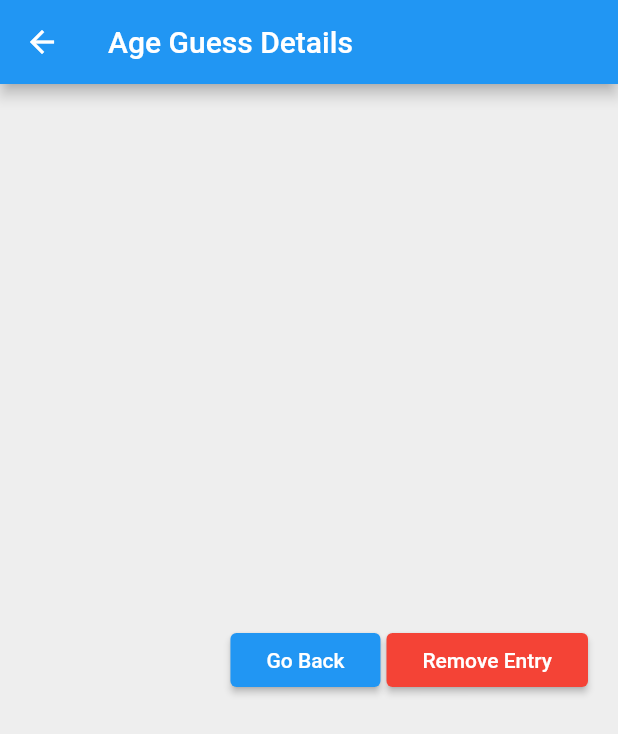
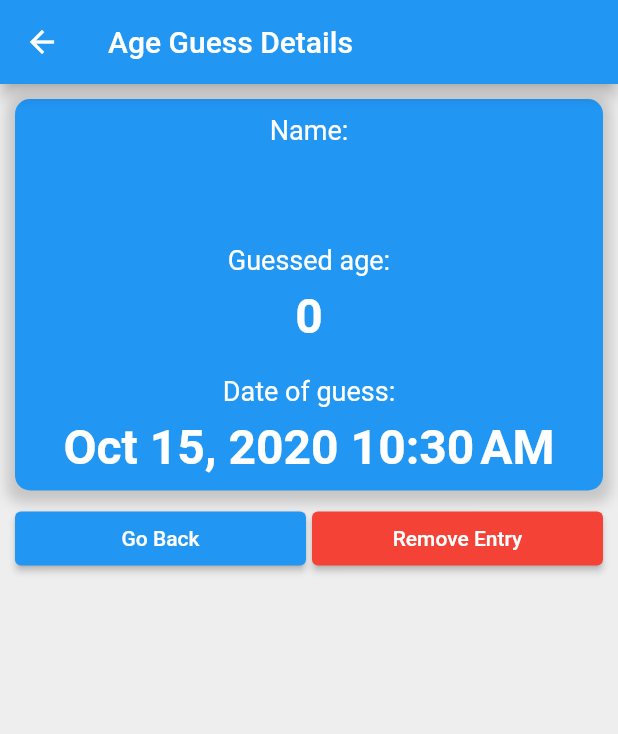
Before and after one commit to be-co/Age-Guesser, a Flutter app: the HistoryDetails screen opened directly with empty values, on a phone screen of 412 x 824 dp. Shown: the top 734 px of the screen. Run offline on Flutter 3.47's test engine with Material 2 defaults, Android fonts, the phone set to English and light mode, and no system bars; our stand-ins replace shared_preferences; accounts and stored records are empty; statements that could not run were skipped.

Commit message:
History details widget, load and storage of history, timestamp conversion and time passed, animation when switching tabs, and more

```diff
--- a/lib/view/history_details.dart
+++ b/lib/view/history_details.dart
@@ -1,10 +1,14 @@
+import 'package:age_guesser/model/guess.dart';
 import 'package:flutter/material.dart';
+import 'package:intl/intl.dart';
 
 class HistoryDetails extends StatelessWidget {
   final Function removeCallback;
-  final int index;
+  final Guess guess;
 
-  HistoryDetails({@required this.removeCallback, @required this.index});
+  HistoryDetails(
+      {@required this.removeCallback,
+      @required this.guess});
 
   @override
   Widget build(BuildContext context) {
@@ -12,29 +16,119 @@ class HistoryDetails extends StatelessWidget {
       appBar: AppBar(
         title: Text('Age Guess Details'),
       ),
-      body: Center(
-        child: Row(
-          mainAxisAlignment: MainAxisAlignment.end,
+      body: Column(
         children: [
-            RaisedButton(
+          Container(
+            margin: const EdgeInsets.only(left: 10.0, right: 10.0, top: 10.0),
+            decoration: BoxDecoration(
+              //border: Border.all(color: Colors.black),
+              color: Colors.blue,
+              borderRadius: BorderRadius.only(
+                  topLeft: Radius.circular(10),
+                  topRight: Radius.circular(10),
+                  bottomLeft: Radius.circular(10),
+                  bottomRight: Radius.circular(10)),
+              boxShadow: [
+                BoxShadow(
+                  color: Colors.grey.withOpacity(0.5),
+                  spreadRadius: 5,
+                  blurRadius: 7,
+                  offset: Offset(0, 3), // changes position of shadow
+                ),
+              ],
+            ),
+            alignment: Alignment.topCenter,
+            child: Padding(
+              padding: EdgeInsets.symmetric(vertical: 10.0),
+              child: Column(
+                children: [
+                  Text(
+                    "Name:",
+                    style: TextStyle(
+                        fontWeight: FontWeight.normal,
+                        fontSize: 18.0,
+                        color: Colors.white),
+                    textAlign: TextAlign.center,
+                  ),
+                  Padding(padding: const EdgeInsets.symmetric(vertical: 4.0)),
+                  Text(
+                    guess.getName(),
+                    style: TextStyle(
+                        fontWeight: FontWeight.bold,
+                        fontSize: 32.0,
+                        color: Colors.white),
+                    textAlign: TextAlign.center,
+                  ),
+                  Padding(padding: const EdgeInsets.symmetric(vertical: 10.0)),
+                  Text(
+                    "Guessed age:",
+                    style: TextStyle(
+                        fontWeight: FontWeight.normal,
+                        fontSize: 18.0,
+                        color: Colors.white),
+                    textAlign: TextAlign.center,
+                  ),
+                  Padding(padding: const EdgeInsets.symmetric(vertical: 4.0)),
+                  Text(
+                    guess.getAge().toString(),
+                    style: TextStyle(
+                        fontWeight: FontWeight.bold,
+                        fontSize: 32.0,
+                        color: Colors.white),
+                    textAlign: TextAlign.center,
+                  ),
+                  Padding(padding: const EdgeInsets.symmetric(vertical: 10.0)),
+                  Text(
+                    "Date of guess:",
+                    style: TextStyle(
+                        fontWeight: FontWeight.normal,
+                        fontSize: 18.0,
+                        color: Colors.white),
+                    textAlign: TextAlign.center,
+                  ),
+                  Padding(padding: const EdgeInsets.symmetric(vertical: 4.0)),
+                  Text(
+                    new DateFormat.yMMMd().add_jm().format(guess.getTimeStamp()),
+                    style: TextStyle(
+                        fontWeight: FontWeight.bold,
+                        fontSize: 32.0,
+                        color: Colors.white),
+                    textAlign: TextAlign.center,
+                  ),
+                ],
+              ),
+            ),
+          ),
+          Padding(
+            padding: EdgeInsets.symmetric(vertical: 4.0),
+          ),
+          Row(
+            mainAxisAlignment: MainAxisAlignment.center,
+            children: [
+              Padding(padding: EdgeInsets.symmetric(horizontal: 5.0)),
+              Expanded(
+                              child: RaisedButton(
                   child: Text('Go Back'),
                   onPressed: () {
                     Navigator.pop(context);
                   },
                 ),
+              ),
               Padding(padding: EdgeInsets.symmetric(horizontal: 2.0)),
-
-            RaisedButton(
+              Expanded(
+                              child: RaisedButton(
                   color: Colors.red,
                   child: Text('Remove Entry'),
                   onPressed: () {
-                removeCallback(index);
+                    removeCallback(guess);
                     Navigator.pop(context);
                   },
                 ),
-            Padding(padding: EdgeInsets.symmetric(horizontal: 10.0))
+              ),
+              Padding(padding: EdgeInsets.symmetric(horizontal: 5.0)),
             ],
           ),
+        ],
       ),
     );
   }
--- a/lib/view/input_form.dart
+++ b/lib/view/input_form.dart
@@ -36,10 +36,6 @@ class InputForm extends StatelessWidget {
                 controller: _textEditingController,
                 decoration: InputDecoration(
                   labelText: 'Enter Your Name',
-                  labelStyle: TextStyle(
-                      color: Colors.black87,
-                      fontSize: 18,
-                      fontFamily: 'AvenirLight'),
                   focusedBorder: UnderlineInputBorder(
                     borderSide: BorderSide(color: Colors.purple),
                   ),
--- a/pubspec.yaml
+++ b/pubspec.yaml
@@ -25,7 +25,7 @@ dependencies:
     sdk: flutter
   http: ^0.12.2
   shared_preferences: ^0.5.12
-  settings_ui: ^0.4.0
+  intl: ^0.16.1
 
 
   # The following adds the Cupertino Icons font to your application.
```
Also changed, not shown: lib/main.dart (+75 -58 lines), lib/model/guess.dart (+20 -0 lines), lib/model/guess_history.dart (+33 -24 lines), lib/screens/history.dart (renamed from lib/view/history.dart, +23 -23 lines), lib/screens/home.dart (renamed from lib/view/home.dart, +8 -1 lines), lib/services/storage.dart (+6 -11 lines), lib/screens/settings.dart (renamed from lib/view/settings.dart), pubspec.lock. Lines whose indentation alone changed are shown as unchanged.
